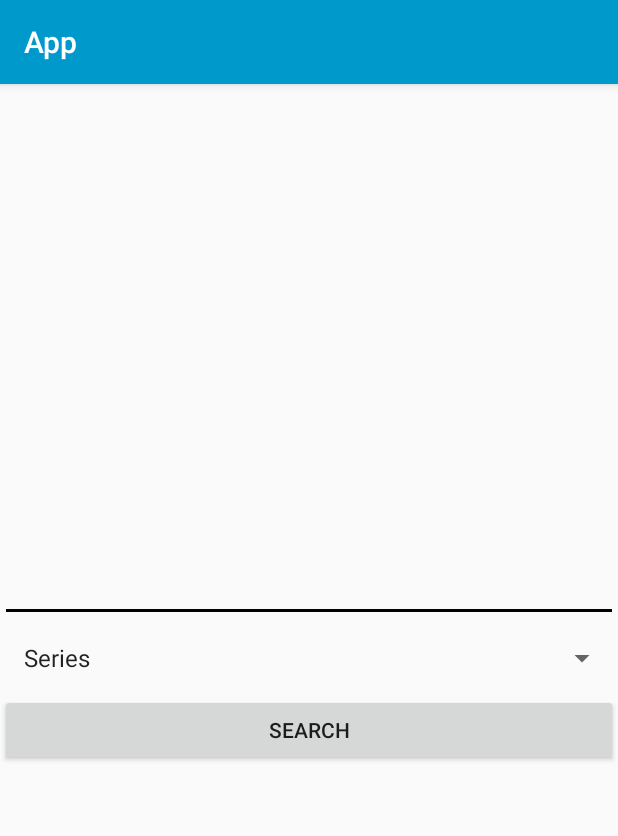
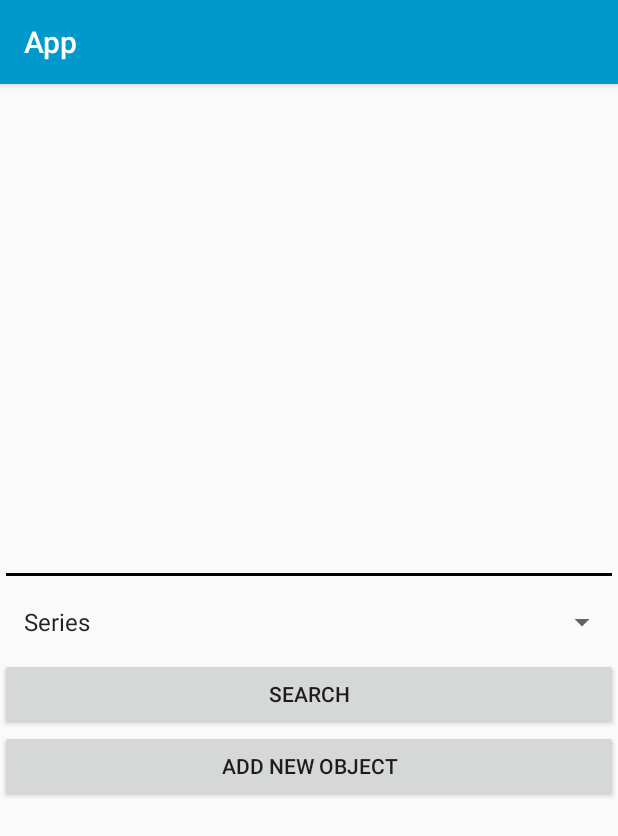
Before and after one commit to mtrzebinski/IndywidualnyProjektProgramistyczny, an Android app: the screen it shows after launch (MainActivity), after a tap on "SEARCH", on a phone screen of 412 x 824 dp. Shown: the top 836 px of the screen. Run offline under Robolectric (Android 15) with nearby library versions, the phone set to English and light mode, and no system bars; 2 statements that could not run were skipped.

Commit message:
Create activity to added new object

```diff
--- a/src/main/java/com/example/projekt_mobilny/MainActivity.java
+++ b/src/main/java/com/example/projekt_mobilny/MainActivity.java
@@ -48,4 +48,9 @@ public class MainActivity extends AppCompatActivity {
         bg.execute(nazwa, kategorie);
     }
 
+    public void Dodaj(View view) {
+        Intent intent;
+        intent = new Intent(getApplicationContext(), NowyElem.class);
+        startActivity(intent);
+    }
 }
--- /dev/null
+++ b/src/main/java/com/example/projekt_mobilny/NowyElem.java
@@ -0,0 +1,4 @@
+package com.example.projekt_mobilny;
+
+public class NowyElem {
+}
--- a/src/main/res/layout/activity_main.xml
+++ b/src/main/res/layout/activity_main.xml
@@ -35,6 +35,13 @@
             android:text="Search"
             />
 
+        <Button
+            android:layout_width="match_parent"
+            android:layout_height="wrap_content"
+            android:onClick="Dodaj"
+            android:text="Add new object"
+            />
+
     </LinearLayout>
 
 </RelativeLayout>
```
